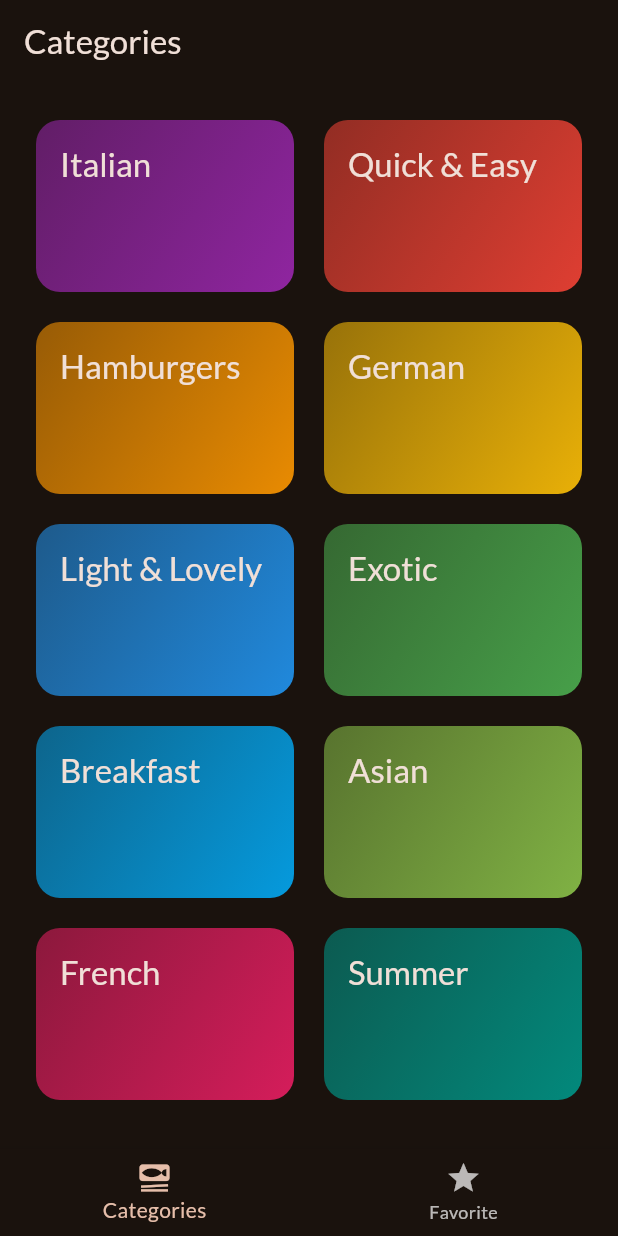
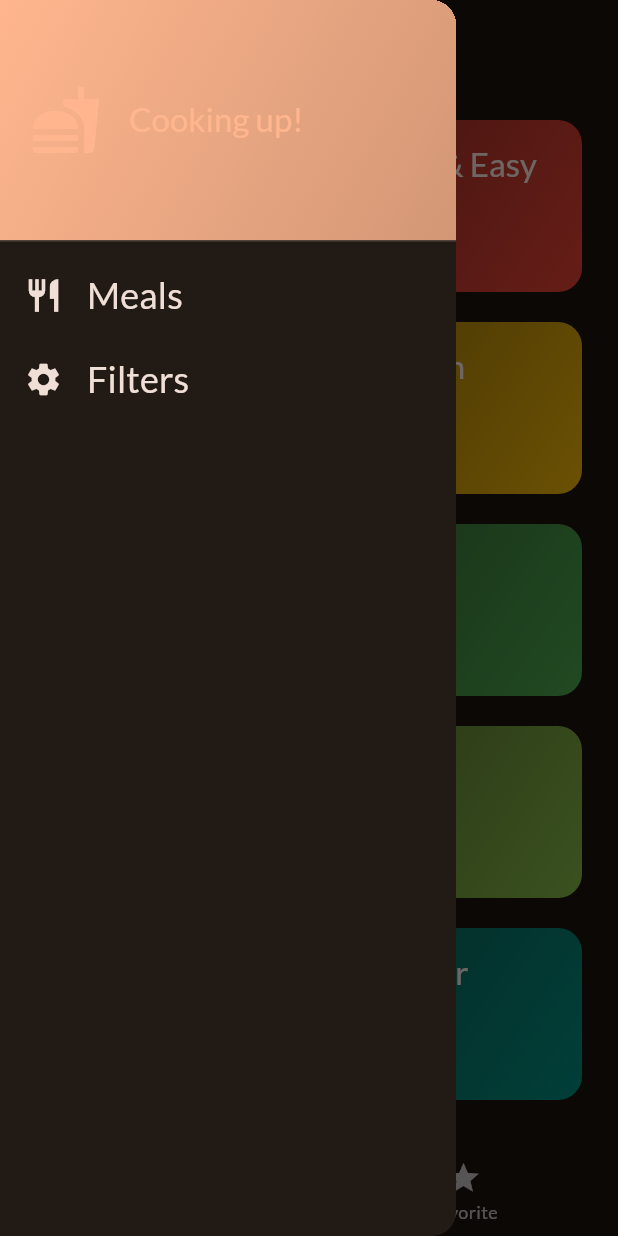
Before and after one commit to RiyadDz22/meals_app, a Flutter app: the screen it shows after launch, with the side drawer open (before the commit the screen has no drawer), on a phone screen of 412 x 824 dp. Run offline on Flutter 3.47's test engine with Material 3 defaults, Android fonts, the phone set to English and light mode, and no system bars; our stand-ins replace gap, google_fonts, transparent_image.

Commit message:
setting up filters

```diff
--- a/lib/screens/tabs.dart
+++ b/lib/screens/tabs.dart
@@ -1,7 +1,9 @@
 import 'package:flutter/material.dart';
 import 'package:meals/models/meal.dart';
 import 'package:meals/screens/categories.dart';
+import 'package:meals/screens/filters.dart';
 import 'package:meals/screens/meals.dart';
+import 'package:meals/widgets/main_drawer.dart';
 
 class TabsScreen extends StatefulWidget {
   const TabsScreen({super.key});
@@ -44,6 +46,17 @@ class _TabsScreenState extends State<TabsScreen> {
     });
   }
 
+  void _setScreen(String id) {
+    Navigator.of(context).pop();
+    if (id == 'filters') {
+      Navigator.of(context).push(
+        MaterialPageRoute(
+          builder: (ctx) => const FiltersScreen(),
+        ),
+      );
+    }
+  }
+
   @override
   Widget build(BuildContext context) {
     Widget activePage = CatagoriesScreen(
@@ -61,6 +74,9 @@ class _TabsScreenState extends State<TabsScreen> {
       appBar: AppBar(
         title: Text(activePageTitle),
       ),
+      drawer: MainDrawer(
+        onSelectScreen: _setScreen,
+      ),
       body: activePage,
       bottomNavigationBar: BottomNavigationBar(
         currentIndex: _selectedPageIndex,
--- /dev/null
+++ b/lib/widgets/main_drawer.dart
@@ -0,0 +1,80 @@
+import 'package:flutter/material.dart';
+import 'package:gap/gap.dart';
+
+class MainDrawer extends StatelessWidget {
+  const MainDrawer({super.key, required this.onSelectScreen});
+  final void Function(String id) onSelectScreen;
+
+  @override
+  Widget build(BuildContext context) {
+    return Drawer(
+      child: Column(
+        children: [
+          DrawerHeader(
+            padding: const EdgeInsets.all(20),
+            decoration: BoxDecoration(
+              gradient: LinearGradient(
+                colors: [
+                  Theme.of(context).colorScheme.primary,
+                  Theme.of(context).colorScheme.primary.withOpacity(0.8),
+                ],
+                begin: Alignment.topLeft,
+                end: Alignment.bottomRight,
+              ),
+            ),
+            child: Row(
+              children: [
+                Icon(
+                  Icons.fastfood,
+                  size: 48,
+                  color: Theme.of(context).colorScheme.primary,
+                ),
+                const Gap(18),
+                Text(
+                  'Cooking up!',
+                  style: Theme.of(context).textTheme.titleLarge!.copyWith(
+                        color: Theme.of(context).colorScheme.primary,
+                      ),
+                ),
+              ],
+            ),
+          ),
+          ListTile(
+            leading: Icon(
+              Icons.restaurant,
+              size: 26,
+              color: Theme.of(context).colorScheme.onBackground,
+            ),
+            title: Text(
+              'Meals',
+              style: Theme.of(context).textTheme.titleSmall!.copyWith(
+                    color: Theme.of(context).colorScheme.onBackground,
+                    fontSize: 24,
+                  ),
+            ),
+            onTap: () {
+              onSelectScreen('meals');
+            },
+          ),
+          ListTile(
+            leading: Icon(
+              Icons.settings,
+              size: 26,
+              color: Theme.of(context).colorScheme.onBackground,
+            ),
+            title: Text(
+              'Filters',
+              style: Theme.of(context).textTheme.titleSmall!.copyWith(
+                    color: Theme.of(context).colorScheme.onBackground,
+                    fontSize: 24,
+                  ),
+            ),
+            onTap: () {
+              onSelectScreen('filters');
+            },
+          ),
+        ],
+      ),
+    );
+  }
+}
--- a/pubspec.yaml
+++ b/pubspec.yaml
@@ -37,6 +37,7 @@ dependencies:
   cupertino_icons: ^1.0.2
   google_fonts: ^6.1.0
   transparent_image: ^2.0.1
+  gap: ^3.0.1
 
 dev_dependencies:
   flutter_test:
```
Also changed, not shown: lib/screens/filters.dart (added, +130 -0 lines), pubspec.lock, 1 other file.
